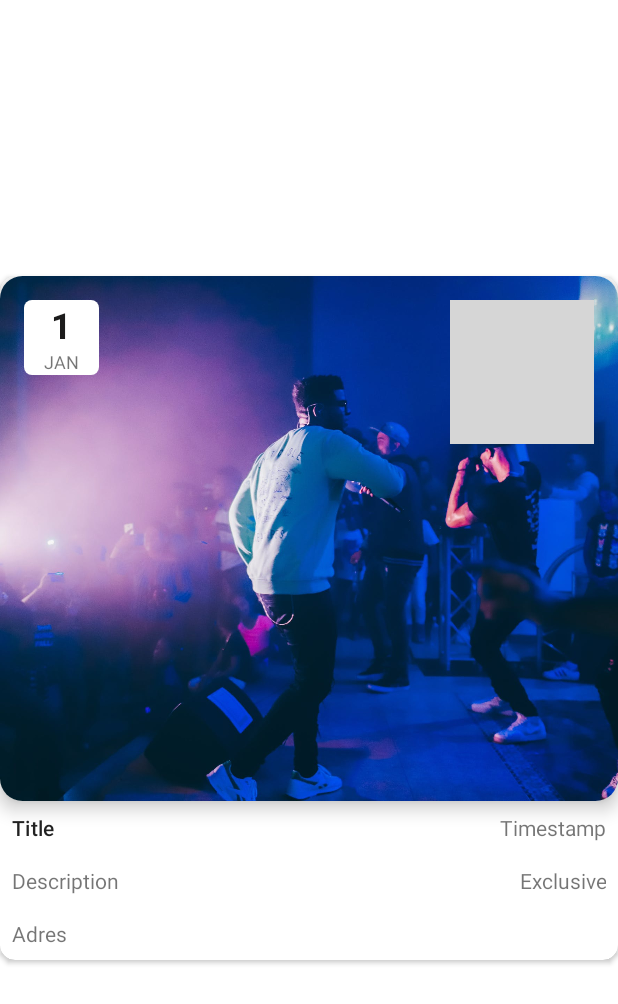
After one commit to dkumankumah/danshal, an Android app: the layout item_admin_event.xml on its own in the app's theme, with its tools: preview values and no code run, on a phone screen of 412 x 824 dp. The commit adds this screen. Shown: the top 1004 px of the screen. Run offline under Robolectric (Android 15) with nearby library versions, the phone set to English and light mode, and no system bars; grey boxes are pictures that could not be loaded.

Commit message:
Working details lists of content in admin

```diff
--- a/app/src/main/java/com/example/danshal/models/Content.kt
+++ b/app/src/main/java/com/example/danshal/models/Content.kt
@@ -16,9 +16,9 @@ abstract class Content(
 
     class TYPE {
         companion object {
-            val EVENT = "EVENT"
-            val POST = "POST"
-            val GIVEAWAY = "GIVEAWAY"
+            val EVENT = "Event"
+            val POST = "Post"
+            val GIVEAWAY = "Giveaway"
         }
     }
 }
--- a/app/src/main/res/layout/admin_dashboard_details_fragment.xml
+++ b/app/src/main/res/layout/admin_dashboard_details_fragment.xml
@@ -2,12 +2,13 @@
 <androidx.constraintlayout.widget.ConstraintLayout
     xmlns:android="http://schemas.android.com/apk/res/android" android:layout_width="match_parent"
     xmlns:app="http://schemas.android.com/apk/res-auto"
-    android:layout_height="match_parent">
+    android:layout_height="wrap_content">
 
     <androidx.recyclerview.widget.RecyclerView
         android:id="@+id/rv_content"
         android:layout_width="match_parent"
-        android:layout_height="wrap_content"
+        android:layout_height="match_parent"
+        android:layout_margin="8dp"
         app:layout_constraintStart_toStartOf="parent"
         app:layout_constraintTop_toTopOf="parent" />
 
--- /dev/null
+++ b/app/src/main/res/layout/item_admin_event.xml
@@ -0,0 +1,166 @@
+<?xml version="1.0" encoding="utf-8"?>
+<androidx.cardview.widget.CardView xmlns:android="http://schemas.android.com/apk/res/android"
+    xmlns:card_view="http://schemas.android.com/apk/res-auto"
+    xmlns:tools="http://schemas.android.com/tools"
+    android:id="@+id/cv_event"
+    android:layout_width="match_parent"
+    android:layout_height="wrap_content"
+    android:layout_gravity="center"
+    android:background="@drawable/down_shadow"
+    android:clickable="true"
+    android:focusable="true"
+    android:foreground="?android:attr/selectableItemBackground"
+    card_view:cardCornerRadius="10dp"
+    card_view:cardElevation="2dp">
+
+    <androidx.constraintlayout.widget.ConstraintLayout
+        android:id="@+id/cl_admin_event"
+        android:layout_width="match_parent"
+        android:layout_height="wrap_content">
+
+        <androidx.cardview.widget.CardView
+            android:id="@+id/cv_image"
+            android:layout_width="0dp"
+            android:layout_height="350dp"
+            card_view:cardCornerRadius="15dp"
+            card_view:cardElevation="7dp"
+            card_view:layout_constraintBottom_toBottomOf="parent"
+            card_view:layout_constraintEnd_toEndOf="parent"
+            card_view:layout_constraintHorizontal_bias="0.0"
+            card_view:layout_constraintStart_toStartOf="parent"
+            card_view:layout_constraintTop_toTopOf="parent"
+            card_view:layout_constraintVertical_bias="0.0">
+
+            <androidx.constraintlayout.widget.ConstraintLayout
+                android:layout_width="match_parent"
+                android:layout_height="wrap_content">
+
+            <ImageView
+                android:id="@+id/iv_image"
+                android:layout_width="wrap_content"
+                android:layout_height="wrap_content"
+                card_view:layout_constraintTop_toTopOf="parent"
+                card_view:layout_constraintStart_toStartOf="parent"
+                android:scaleType="centerCrop"
+                card_view:srcCompat="@drawable/event3" />
+
+            <View
+                android:id="@+id/v_calendar"
+                android:layout_width="50dp"
+                android:layout_height="50dp"
+                android:layout_marginStart="16dp"
+                android:layout_marginTop="16dp"
+                android:background="@drawable/rectangle_rounded_corner"
+                card_view:layout_constraintHorizontal_bias="0.0"
+                card_view:layout_constraintStart_toStartOf="@+id/iv_image"
+                card_view:layout_constraintTop_toTopOf="@+id/iv_image"
+                card_view:layout_constraintVertical_bias="0.0" />
+
+            <TextView
+                android:id="@+id/tv_day"
+                android:layout_width="wrap_content"
+                android:layout_height="wrap_content"
+                android:lineSpacingExtra="8sp"
+                android:text="1"
+                android:textAlignment="center"
+                android:textColor="#1C1B1B"
+                android:textSize="24sp"
+                android:textStyle="bold"
+                card_view:layout_constraintBottom_toBottomOf="@+id/v_calendar"
+                card_view:layout_constraintEnd_toEndOf="@+id/v_calendar"
+                card_view:layout_constraintStart_toStartOf="@+id/v_calendar"
+                card_view:layout_constraintTop_toTopOf="@+id/v_calendar"
+                card_view:layout_constraintVertical_bias="0.0" />
+
+            <TextView
+                android:id="@+id/tvMonth"
+                android:layout_width="0dp"
+                android:layout_height="0dp"
+                android:gravity="center"
+                android:text="Jan"
+                android:textAlignment="center"
+                android:textAllCaps="true"
+                android:textSize="12sp"
+                card_view:layout_constraintBottom_toBottomOf="@+id/v_calendar"
+                card_view:layout_constraintEnd_toEndOf="@+id/v_calendar"
+                card_view:layout_constraintHorizontal_bias="0.0"
+                card_view:layout_constraintStart_toStartOf="@+id/v_calendar"
+                card_view:layout_constraintTop_toBottomOf="@+id/tv_day"
+                card_view:layout_constraintVertical_bias="1.0" />
+
+            <ImageButton
+                android:id="@+id/btn_delete"
+                android:layout_width="wrap_content"
+                android:layout_height="wrap_content"
+                android:layout_margin="16dp"
+                android:padding="8dp"
+                android:src="@android:drawable/ic_menu_delete"
+                android:background="@drawable/rounded_corner"
+                card_view:layout_constraintEnd_toEndOf="parent"
+                card_view:layout_constraintTop_toTopOf="parent" />
+
+            </androidx.constraintlayout.widget.ConstraintLayout>
+        </androidx.cardview.widget.CardView>
+
+        <TextView
+            android:id="@+id/tv_title"
+            style="@style/TextAppearance.MaterialComponents.Headline6"
+            android:layout_width="250dp"
+            android:layout_height="wrap_content"
+            android:layout_margin="8dp"
+            android:text="Title"
+            android:textSize="14sp"
+            card_view:layout_constraintBottom_toTopOf="@id/tv_description"
+            card_view:layout_constraintHorizontal_chainStyle="spread"
+            card_view:layout_constraintStart_toStartOf="parent"
+            card_view:layout_constraintTop_toBottomOf="@+id/cv_image"
+            card_view:layout_constraintVertical_chainStyle="packed" />
+
+        <TextView
+            android:id="@+id/tv_timestamp"
+            android:layout_width="250dp"
+            android:layout_height="wrap_content"
+            android:layout_margin="8dp"
+            android:text="Timestamp"
+            android:gravity="end"
+            android:textSize="14sp"
+            card_view:layout_constraintEnd_toEndOf="parent"
+            card_view:layout_constraintTop_toBottomOf="@+id/cv_image"/>
+
+        <TextView
+            android:id="@+id/tv_description"
+            android:layout_width="300dp"
+            android:layout_height="wrap_content"
+            android:layout_margin="8dp"
+            android:text="Description"
+            android:textSize="14sp"
+            card_view:layout_constraintBottom_toTopOf="@id/tv_address"
+            card_view:layout_constraintStart_toStartOf="parent"
+            card_view:layout_constraintTop_toBottomOf="@+id/tv_title"/>
+
+        <TextView
+            android:id="@+id/tv_exclusive"
+            android:layout_width="200dp"
+            android:layout_height="wrap_content"
+            android:layout_margin="8dp"
+            android:text="Exclusive"
+            android:textSize="14sp"
+            android:gravity="end"
+            card_view:layout_constraintBottom_toTopOf="@id/tv_address"
+            card_view:layout_constraintEnd_toEndOf="parent"
+            card_view:layout_constraintTop_toBottomOf="@+id/tv_title"/>
+
+        <TextView
+            android:id="@+id/tv_address"
+            android:layout_width="wrap_content"
+            android:layout_height="wrap_content"
+            android:layout_margin="8dp"
+            android:text="Adres"
+            android:textSize="14sp"
+            card_view:layout_constraintBottom_toBottomOf="parent"
+            card_view:layout_constraintStart_toStartOf="parent"
+            card_view:layout_constraintTop_toBottomOf="@+id/tv_description"/>
+
+    </androidx.constraintlayout.widget.ConstraintLayout>
+
+</androidx.cardview.widget.CardView>
--- a/app/src/main/res/navigation/mobile_navigation.xml
+++ b/app/src/main/res/navigation/mobile_navigation.xml
@@ -132,7 +132,8 @@
     <fragment
         android:id="@+id/adminDashboardDetailsFragment"
         android:name="com.example.danshal.ui.admin.AdminDashboardDetailsFragment"
-        android:label="AdminDashboardDetailsFragment" >
+        android:label="Admin Details" >
+
         <action
             android:id="@+id/action_adminDashboardDetailsFragment_to_nav_admin_dashboard"
             app:destination="@id/nav_admin_dashboard" />
```
Also changed, not shown: app/src/main/java/com/example/danshal/ui/admin/AdminContentAdapter.kt (+88 -20 lines), app/src/main/java/com/example/danshal/ui/admin/AdminDashboardDetailsFragment.kt (+18 -0 lines), app/src/main/res/layout/item_admin_giveaway.xml (added, +143 -0 lines), app/src/main/res/layout/item_admin_post.xml (added, +99 -0 lines).
